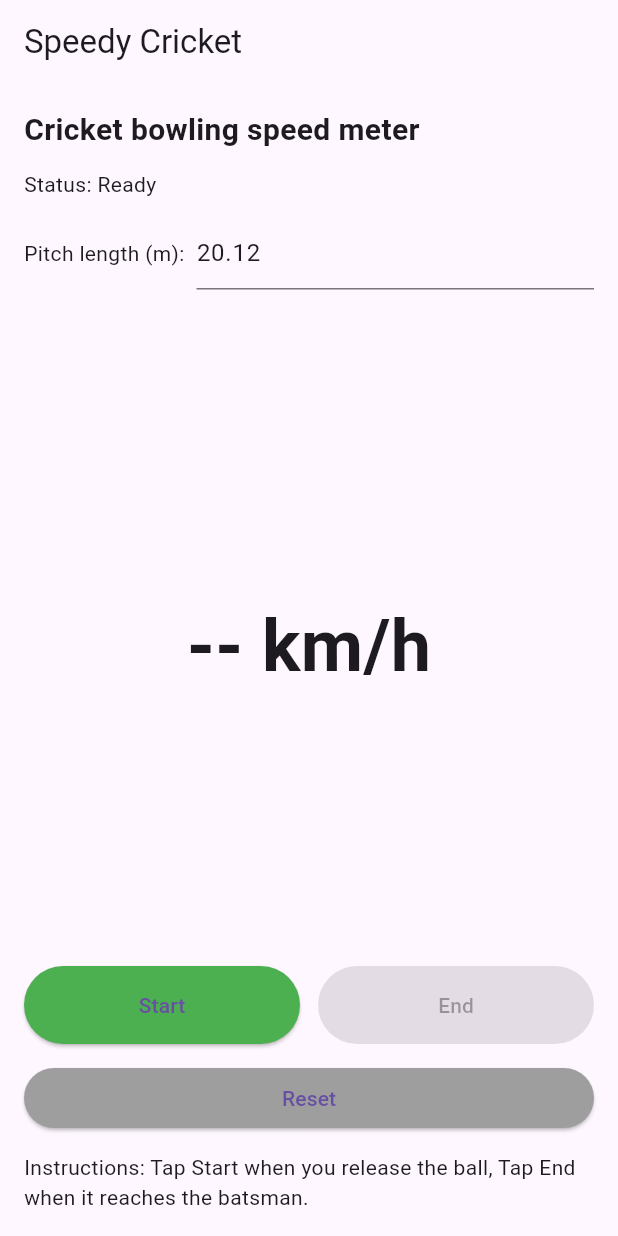
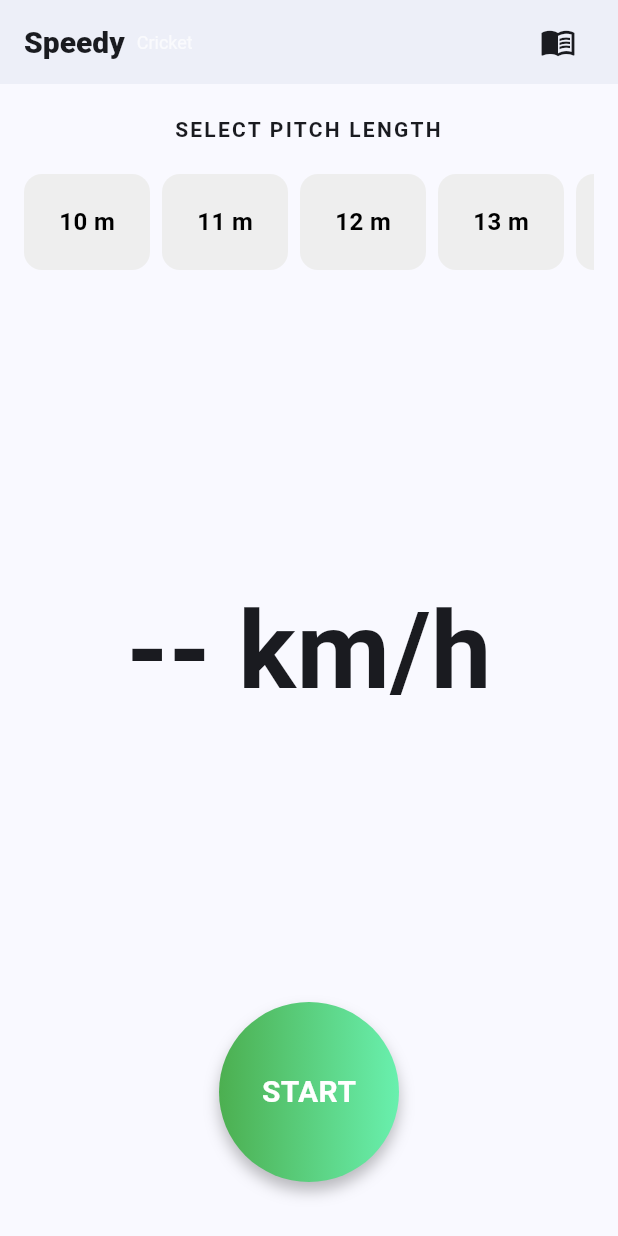
Before and after one commit to staraircool/speed4, a Flutter app: the screen it shows after launch, on a phone screen of 412 x 824 dp. Run offline on Flutter 3.47's test engine with Material 3 defaults, Android fonts, the phone set to English and light mode, and no system bars.

Commit message:
UI: navbar, instructions, pitch selector, speed display, start/stop button

```diff
--- a/lib/main.dart
+++ b/lib/main.dart
@@ -1,3 +1,11 @@
+import 'package:flutter/material.dart';
+import 'dart:async';
+import 'speed_calc.dart';
+
+void main() {
+  runApp(const SpeedyApp());
+}
+
 import 'package:flutter/material.dart';
 import 'dart:async';
 import 'speed_calc.dart';
@@ -12,9 +20,10 @@ class SpeedyApp extends StatelessWidget {
   @override
   Widget build(BuildContext context) {
     return MaterialApp(
-      title: 'Speedy Cricket',
+      title: 'Speedy',
       theme: ThemeData(
-        primarySwatch: Colors.blue,
+        colorScheme: ColorScheme.fromSeed(seedColor: Colors.blueAccent),
+        useMaterial3: true,
       ),
       home: const SpeedHomePage(),
     );
@@ -32,131 +41,124 @@ class _SpeedHomePageState extends State<SpeedHomePage> {
   late DateTime _startTime;
   late DateTime _endTime;
   bool _running = false;
-  double _pitchMeters = 20.12; // default cricket pitch length in meters (22 yards)
+  double _pitchMeters = 20.0;
   double? _speedKmh;
-  String _status = 'Ready';
+  String _instructions =
+      '1) Set the pitch length (meters)\n2) Press START when you release the ball\n3) Press STOP when the ball reaches the batsman';
 
-  void _start() {
+  final List<int> _presetMeters = List<int>.generate(21, (i) => 10 + i); // 10..30
+  int? _selectedMeterIndex;
+
+  @override
+  void initState() {
+    super.initState();
+    _selectedMeterIndex = _presetMeters.indexOf(20);
+    _pitchMeters = 20.0;
+  }
+
+  void _toggleStartStop() {
+    if (!_running) {
       setState(() {
         _startTime = DateTime.now();
         _running = true;
-      _status = 'Timing...';
         _speedKmh = null;
+      });
+    } else {
+      setState(() {
+        _endTime = DateTime.now();
+        _running = false;
+        final durationMs = _endTime.difference(_startTime).inMilliseconds;
+        if (durationMs <= 0) {
+          _speedKmh = null;
+        } else {
+          _speedKmh = calculateSpeedKmh(_pitchMeters, durationMs / 1000.0);
+        }
+      });
+    }
+  }
+
+  void _selectMeter(int index) {
+    setState(() {
+      _selectedMeterIndex = index;
+      _pitchMeters = _presetMeters[index].toDouble();
     });
   }
 
-  void _end() {
-    setState(() {
-      _endTime = DateTime.now();
-      _running = false;
-      final duration = _endTime.difference(_startTime).inMilliseconds;
-      if (duration <= 0) {
-        _status = 'Invalid timing';
-        _speedKmh = null;
-      } else {
-        final speed = calculateSpeedKmh(_pitchMeters, duration / 1000.0);
-        _speedKmh = speed;
-        _status = 'Done';
-      }
-    });
-  }
-
-  void _reset() {
-    setState(() {
-      _running = false;
-      _speedKmh = null;
-      _status = 'Ready';
-    });
-  }
-
-  // uses calculateSpeedKmh from lib/speed_calc.dart
-
-  @override
-  Widget build(BuildContext context) {
-    return Scaffold(
-      appBar: AppBar(
-        title: const Text('Speedy Cricket'),
+  Future<void> _askCustomMeter() async {
+    final controller = TextEditingController(text: _pitchMeters.toStringAsFixed(2));
+    final result = await showDialog<double?>(
+      context: context,
+      builder: (context) => AlertDialog(
+        title: const Text('Custom pitch length (meters)'),
+        content: TextField(
+          controller: controller,
+          keyboardType: const TextInputType.numberWithOptions(decimal: true),
+          decoration: const InputDecoration(hintText: 'e.g. 18.5'),
         ),
-      body: Padding(
-        padding: const EdgeInsets.all(16.0),
-        child: Column(
-          crossAxisAlignment: CrossAxisAlignment.stretch,
-          children: <Widget>[
-            const Text(
-              'Cricket bowling speed meter',
-              style: TextStyle(fontSize: 20, fontWeight: FontWeight.bold),
-            ),
-            const SizedBox(height: 12),
-            Text('Status: $_status'),
-            const SizedBox(height: 12),
-            Row(
-              children: [
-                const Text('Pitch length (m):'),
-                const SizedBox(width: 8),
-                Expanded(
-                  child: TextFormField(
-                    initialValue: _pitchMeters.toStringAsFixed(2),
-                    keyboardType:
-                        const TextInputType.numberWithOptions(decimal: true),
-                    onChanged: (v) {
-                      final parsed = double.tryParse(v);
-                      if (parsed != null && parsed > 0) {
-                        setState(() => _pitchMeters = parsed);
-                      }
+        actions: [
+          TextButton(onPressed: () => Navigator.of(context).pop(null), child: const Text('Cancel')),
+          ElevatedButton(
+            onPressed: () {
+              final val = double.tryParse(controller.text);
+              Navigator.of(context).pop(val);
             },
-                    decoration: const InputDecoration(
-                      hintText: 'e.g. 20.12',
-                    ),
-                  ),
-                )
-              ],
-            ),
-            const SizedBox(height: 24),
-            Expanded(
-              child: Center(
-                child: Text(
-                  _speedText(),
-                  style: const TextStyle(fontSize: 48, fontWeight: FontWeight.bold),
-                ),
-              ),
-            ),
-            Row(
-              children: [
-                Expanded(
-                  child: ElevatedButton(
-                    onPressed: _running ? null : _start,
-                    style: ElevatedButton.styleFrom(
-                      backgroundColor: Colors.green,
-                      padding: const EdgeInsets.symmetric(vertical: 16),
-                    ),
-                    child: const Text('Start'),
-                  ),
-                ),
-                const SizedBox(width: 12),
-                Expanded(
-                  child: ElevatedButton(
-                    onPressed: _running ? _end : null,
-                    style: ElevatedButton.styleFrom(
-                      backgroundColor: Colors.red,
-                      padding: const EdgeInsets.symmetric(vertical: 16),
-                    ),
-                    child: const Text('End'),
-                  ),
+            child: const Text('OK'),
           ),
         ],
       ),
-            const SizedBox(height: 12),
-            ElevatedButton(
-              onPressed: _reset,
-              style: ElevatedButton.styleFrom(
-                backgroundColor: Colors.grey,
+    );
+
+    if (result != null && result > 0) {
+      setState(() {
+        _pitchMeters = result;
+        _selectedMeterIndex = null; // custom
+      });
+    }
+  }
+
+  Future<void> _editInstructions() async {
+    final controller = TextEditingController(text: _instructions);
+    final ok = await showDialog<bool?>(
+      context: context,
+      builder: (context) => AlertDialog(
+        title: const Text('Instructions'),
+        content: SizedBox(
+          width: double.maxFinite,
+          child: TextField(
+            controller: controller,
+            maxLines: 8,
+            decoration: const InputDecoration(border: OutlineInputBorder()),
           ),
-              child: const Text('Reset'),
         ),
-            const SizedBox(height: 12),
-            const Text('Instructions: Tap Start when you release the ball, Tap End when it reaches the batsman.'),
+        actions: [
+          TextButton(onPressed: () => Navigator.of(context).pop(false), child: const Text('Cancel')),
+          ElevatedButton(onPressed: () => Navigator.of(context).pop(true), child: const Text('Save')),
         ],
       ),
+    );
+
+    if (ok == true) {
+      setState(() {
+        _instructions = controller.text;
+      });
+    }
+  }
+
+  void _showInstructionsDialog() {
+    showDialog<void>(
+      context: context,
+      builder: (context) => AlertDialog(
+        title: const Text('Instructions'),
+        content: SingleChildScrollView(child: Text(_instructions)),
+        actions: [
+          TextButton(onPressed: () => Navigator.of(context).pop(), child: const Text('Close')),
+          TextButton(
+              onPressed: () {
+                Navigator.of(context).pop();
+                _editInstructions();
+              },
+              child: const Text('Edit')),
+        ],
       ),
     );
   }
@@ -165,4 +167,130 @@ class _SpeedHomePageState extends State<SpeedHomePage> {
     if (_speedKmh == null) return '-- km/h';
     return '${_speedKmh!.toStringAsFixed(1)} km/h';
   }
+
+  @override
+  Widget build(BuildContext context) {
+    return Scaffold(
+      appBar: AppBar(
+        elevation: 2,
+        title: Row(
+          children: [
+            Text('Speedy', style: TextStyle(fontWeight: FontWeight.w800, fontSize: 20)),
+            const SizedBox(width: 8),
+            Text('Cricket', style: TextStyle(color: Colors.white70, fontSize: 12)),
+            const Spacer(),
+            IconButton(
+              icon: const Icon(Icons.menu_book),
+              tooltip: 'Instructions',
+              onPressed: _showInstructionsDialog,
+            ),
+          ],
+        ),
+      ),
+      body: SafeArea(
+        child: Padding(
+          padding: const EdgeInsets.symmetric(horizontal: 16.0, vertical: 12.0),
+          child: Column(
+            crossAxisAlignment: CrossAxisAlignment.stretch,
+            children: [
+              const SizedBox(height: 8),
+              const Text(
+                'SELECT PITCH LENGTH',
+                textAlign: TextAlign.center,
+                style: TextStyle(fontSize: 14, fontWeight: FontWeight.w600, letterSpacing: 1.5),
+              ),
+              const SizedBox(height: 12),
+              SizedBox(
+                height: 80,
+                child: ListView.separated(
+                  scrollDirection: Axis.horizontal,
+                  itemCount: _presetMeters.length + 1,
+                  separatorBuilder: (_, __) => const SizedBox(width: 8),
+                  itemBuilder: (context, index) {
+                    if (index < _presetMeters.length) {
+                      final meters = _presetMeters[index];
+                      final selected = _selectedMeterIndex == index;
+                      return GestureDetector(
+                        onTap: () => _selectMeter(index),
+                        child: AnimatedContainer(
+                          duration: const Duration(milliseconds: 200),
+                          width: 84,
+                          margin: const EdgeInsets.symmetric(vertical: 8),
+                          decoration: BoxDecoration(
+                            color: selected ? Theme.of(context).colorScheme.primary : Colors.grey.shade200,
+                            borderRadius: BorderRadius.circular(12),
+                            boxShadow: selected ? [BoxShadow(color: Colors.black26, blurRadius: 6, offset: Offset(0, 3))] : null,
+                          ),
+                          alignment: Alignment.center,
+                          child: Column(
+                            mainAxisAlignment: MainAxisAlignment.center,
+                            children: [
+                              Text('${meters.toString()} m', style: TextStyle(fontSize: 16, fontWeight: FontWeight.bold, color: selected ? Colors.white : Colors.black)),
+                            ],
+                          ),
+                        ),
+                      );
+                    } else {
+                      final custom = _selectedMeterIndex == null;
+                      return GestureDetector(
+                        onTap: _askCustomMeter,
+                        child: Container(
+                          width: 100,
+                          margin: const EdgeInsets.symmetric(vertical: 8),
+                          decoration: BoxDecoration(
+                            color: custom ? Theme.of(context).colorScheme.primary : Colors.grey.shade100,
+                            borderRadius: BorderRadius.circular(12),
+                          ),
+                          alignment: Alignment.center,
+                          child: Column(
+                            mainAxisAlignment: MainAxisAlignment.center,
+                            children: [
+                              Icon(Icons.edit, color: custom ? Colors.white : Colors.black54),
+                              const SizedBox(height: 4),
+                              Text('Custom', style: TextStyle(color: custom ? Colors.white : Colors.black54)),
+                            ],
+                          ),
+                        ),
+                      );
                     }
+                  },
+                ),
+              ),
+              const SizedBox(height: 24),
+              Expanded(
+                child: Center(
+                  child: Text(
+                    _speedText(),
+                    style: const TextStyle(fontSize: 72, fontWeight: FontWeight.bold),
+                  ),
+                ),
+              ),
+              const SizedBox(height: 12),
+              Center(
+                child: GestureDetector(
+                  onTap: _toggleStartStop,
+                  child: Container(
+                    width: 120,
+                    height: 120,
+                    decoration: BoxDecoration(
+                      shape: BoxShape.circle,
+                      gradient: LinearGradient(colors: _running ? [Colors.redAccent, Colors.red] : [Colors.green, Colors.greenAccent]),
+                      boxShadow: const [BoxShadow(color: Colors.black26, blurRadius: 8, offset: Offset(0, 6))],
+                    ),
+                    child: Center(
+                      child: Text(
+                        _running ? 'STOP' : 'START',
+                        style: const TextStyle(color: Colors.white, fontSize: 20, fontWeight: FontWeight.bold),
+                      ),
+                    ),
+                  ),
+                ),
+              ),
+              const SizedBox(height: 24),
+            ],
+          ),
+        ),
+      ),
+    );
+  }
+}
```
Lines whose indentation alone changed are shown as unchanged.
